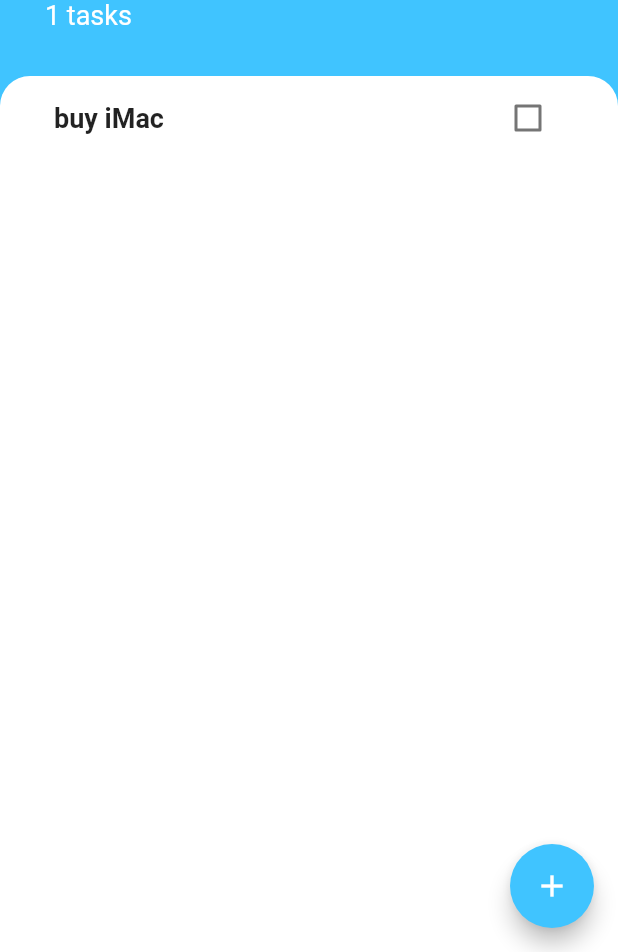
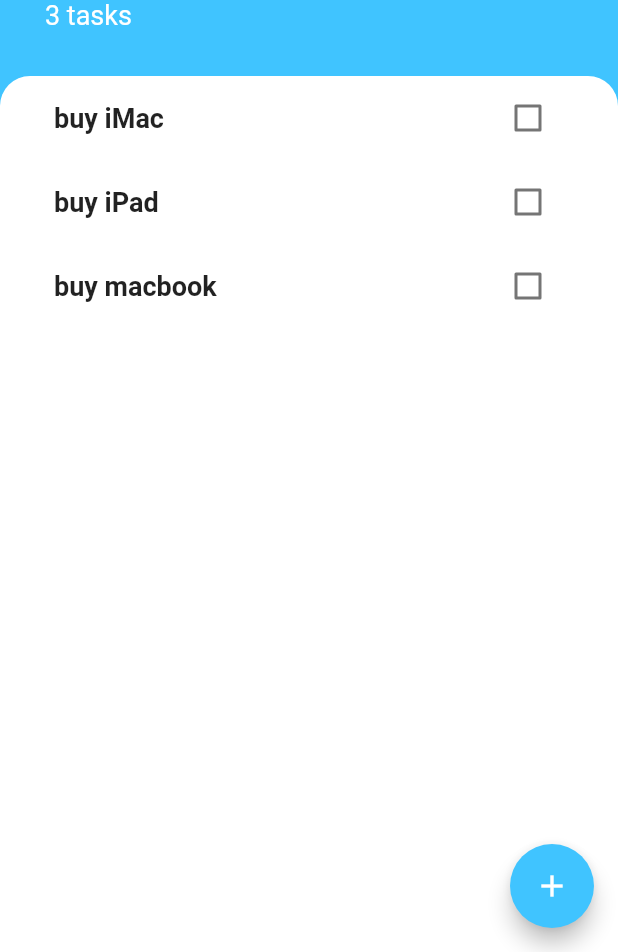
Before and after one commit to teacherSsamko/todoey_flutter, a Flutter app: the screen it shows after launch, on a phone screen of 412 x 824 dp, the part 284-1236 px from its top. Run offline on Flutter 3.47's test engine with Material 2 defaults, Android fonts, the phone set to English and light mode, and no system bars.

```diff
--- a/lib/main.dart
+++ b/lib/main.dart
@@ -1,22 +1,19 @@
 import 'package:flutter/material.dart';
 import 'package:todoey/screens/tasks_screen.dart';
 import 'package:provider/provider.dart';
-import 'package:todoey/models/task.dart';
+import 'package:todoey/models/task_data.dart';
 
-void main() {
-  runApp(MyApp());
-}
+void main() => runApp(MyApp());
 
 class MyApp extends StatelessWidget {
-  List<Task> tasks = [
-    Task(taskName: 'buy iMac'),
-  ];
-
   @override
   Widget build(BuildContext context) {
-    return MaterialApp(
-      home: TasksScreen(),
-      debugShowCheckedModeBanner: false,
+    return ChangeNotifierProvider(
+      create: (context) => TaskData(),
+      child: MaterialApp(
+        home: TasksScreen(),
+        debugShowCheckedModeBanner: false,
+      ),
     );
   }
 }
--- a/lib/models/task_data.dart
+++ b/lib/models/task_data.dart
@@ -1,4 +1,14 @@
 import 'package:flutter/foundation.dart';
 import 'package:todoey/models/task.dart';
 
-class TaskData extends ChangeNotifier {}
+class TaskData extends ChangeNotifier {
+  List<Task> tasks = [
+    Task(taskName: 'buy iMac'),
+    Task(taskName: 'buy iPad'),
+    Task(taskName: 'buy macbook'),
+  ];
+
+  int get taskCount {
+    return tasks.length;
+  }
+}
--- a/lib/screens/tasks_screen.dart
+++ b/lib/screens/tasks_screen.dart
@@ -1,9 +1,8 @@
 import 'package:flutter/material.dart';
-import 'package:todoey/widgets/task_tile.dart';
 import 'package:todoey/widgets/tasks_list.dart';
 import 'package:todoey/screens/add_task_screen.dart';
-import 'package:todoey/models/task.dart';
 import 'package:provider/provider.dart';
+import 'package:todoey/models/task_data.dart';
 
 class TasksScreen extends StatefulWidget {
   @override
@@ -11,14 +10,10 @@ class TasksScreen extends StatefulWidget {
 }
 
 class _TasksScreenState extends State<TasksScreen> {
-  List<Task> tasks = [
-    Task(taskName: 'buy iMac'),
-  ];
-
-  void add_task(String newTask) {
-    setState(() {
-      tasks.add(Task(taskName: newTask));
-    });
+  void addTask(String newTask) {
+    // setState(() {
+    //   tasks.add(Task(taskName: newTask));
+    // });
     Navigator.pop(context);
   }
 
@@ -37,7 +32,7 @@ class _TasksScreenState extends State<TasksScreen> {
                 padding: EdgeInsets.only(
                     bottom: MediaQuery.of(context).viewInsets.bottom),
                 child: AddTaskScreen(
-                  addTaskCallback: add_task,
+                  addTaskCallback: addTask,
                 ),
               ),
             ),
@@ -74,7 +69,7 @@ class _TasksScreenState extends State<TasksScreen> {
                   ),
                 ),
                 Text(
-                  "${tasks.length} tasks",
+                  "${Provider.of<TaskData>(context).taskCount} tasks",
                   style: TextStyle(
                     color: Colors.white,
                     fontSize: 18.0,
@@ -92,7 +87,7 @@ class _TasksScreenState extends State<TasksScreen> {
                     topRight: Radius.circular(20.0),
                     topLeft: Radius.circular(20.0)),
               ),
-              child: TasksList(tasks),
+              child: TasksList(),
             ),
           ),
         ],
--- a/lib/widgets/tasks_list.dart
+++ b/lib/widgets/tasks_list.dart
@@ -1,12 +1,9 @@
 import 'package:flutter/material.dart';
 import 'package:todoey/widgets/task_tile.dart';
-import 'package:todoey/models/task.dart';
+import 'package:provider/provider.dart';
+import 'package:todoey/models/task_data.dart';
 
 class TasksList extends StatefulWidget {
-  final List<Task> tasks;
-
-  TasksList(this.tasks);
-
   @override
   _TasksListState createState() => _TasksListState();
 }
@@ -14,19 +11,23 @@ class TasksList extends StatefulWidget {
 class _TasksListState extends State<TasksList> {
   @override
   Widget build(BuildContext context) {
+    return Consumer<TaskData>(
+      builder: (context, taskData, child) {
         return ListView.builder(
           itemBuilder: (context, index) {
             return TaskTile(
-          title: widget.tasks[index].taskName,
-          isChecked: widget.tasks[index].isDone,
+              title: taskData.tasks[index].taskName,
+              isChecked: taskData.tasks[index].isDone,
               tileCallback: (checkboxState) {
                 setState(() {
-              widget.tasks[index].toggleCheck();
+                  taskData.tasks[index].toggleCheck();
                 });
               },
             );
           },
-      itemCount: widget.tasks.length,
+          itemCount: taskData.taskCount,
+        );
+      },
     );
   }
 }
```
Lines whose indentation alone changed are shown as unchanged.
